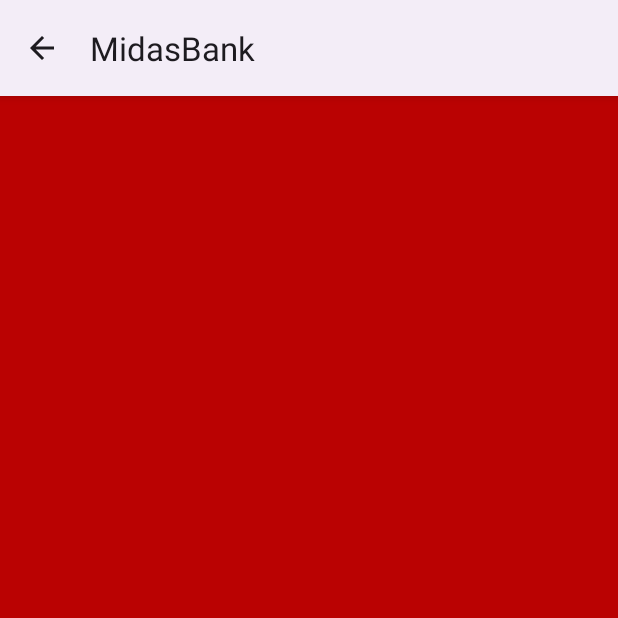
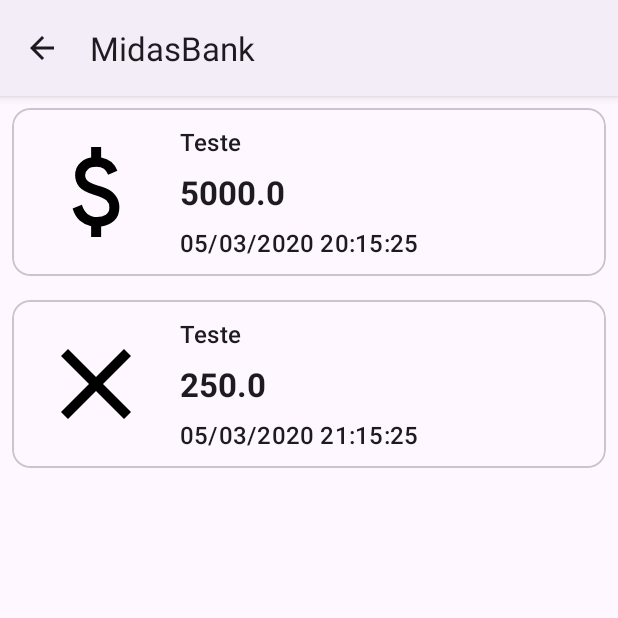
Before and after one commit to MattFerreira213/bankline-android, an Android app: the BankStatementActivity screen opened directly, with no data from a screen before it, on a phone screen of 412 x 824 dp, the top half of it. Run offline under Robolectric (Android 15) with nearby library versions, the phone set to English and light mode, and no system bars.

Commit message:
Finalização de construção de telas e criação de adapter

```diff
--- a/app/build.gradle.kts
+++ b/app/build.gradle.kts
@@ -46,6 +46,7 @@ dependencies {
     implementation(libs.material)
     implementation(libs.androidx.activity)
     implementation(libs.androidx.constraintlayout)
+    implementation(libs.androidx.swiperefreshlayout)
     testImplementation(libs.junit)
     androidTestImplementation(libs.androidx.junit)
     androidTestImplementation(libs.androidx.espresso.core)
--- a/app/src/main/java/com/example/bankline_android/ui/Statement/BankStatementActivity.kt
+++ b/app/src/main/java/com/example/bankline_android/ui/Statement/BankStatementActivity.kt
@@ -3,13 +3,17 @@ package com.example.bankline_android.ui.Statement
 import android.os.Bundle
 import android.util.Log
 import androidx.appcompat.app.AppCompatActivity
+import androidx.recyclerview.widget.LinearLayoutManager
 import com.example.bankline_android.databinding.ActivityBankStatementBinding
 import com.example.bankline_android.domain.Correntista
+import com.example.bankline_android.domain.Movimentacao
+import com.example.bankline_android.domain.TipoMovimentacao
 
 class BankStatementActivity : AppCompatActivity() {
 
     companion object {
-        const val EXTRA_ACCOUNT_HOLDER = "com.example.bankline_android.ui.welcome.EXTRA_ACCOUNT_HOLDER"
+        const val EXTRA_ACCOUNT_HOLDER =
+            "com.example.bankline_android.ui.welcome.EXTRA_ACCOUNT_HOLDER"
     }
 
     private val binding by lazy {
@@ -17,13 +21,24 @@ class BankStatementActivity : AppCompatActivity() {
     }
 
     private val accountHolder by lazy {
-        intent.getParcelableExtra<Correntista>(EXTRA_ACCOUNT_HOLDER) ?: throw IllegalArgumentException()
+        intent.getParcelableExtra<Correntista>(EXTRA_ACCOUNT_HOLDER)
+            ?: throw IllegalArgumentException()
     }
 
     override fun onCreate(savedInstanceState: Bundle?) {
         super.onCreate(savedInstanceState)
         setContentView(binding.root)
 
-        Log.d("TESTE", "onCreate: $accountHolder")
+        binding.rvBankStatement.layoutManager = LinearLayoutManager(this)
+        findBankStatement()
+
+    }
+
+    private fun findBankStatement() {
+        val dataSet = ArrayList<Movimentacao>()
+        dataSet.add(Movimentacao(1, "05/03/2020 20:15:25","Teste", 5000.0, TipoMovimentacao.RECEITA,1))
+        dataSet.add(Movimentacao(1, "05/03/2020 21:15:25","Teste", 250.0, TipoMovimentacao.DESPESA,1))
+        binding.rvBankStatement.adapter = BankStatementAdapter(dataSet)
+
     }
 }
--- /dev/null
+++ b/app/src/main/java/com/example/bankline_android/ui/Statement/BankStatementAdapter.kt
@@ -0,0 +1,43 @@
+package com.example.bankline_android.ui.Statement
+
+import android.view.LayoutInflater
+import android.view.ViewGroup
+import androidx.recyclerview.widget.RecyclerView
+import com.example.bankline_android.R
+import com.example.bankline_android.databinding.BankStatementItemBinding
+import com.example.bankline_android.domain.Movimentacao
+import com.example.bankline_android.domain.TipoMovimentacao
+
+/**
+ * Reference: https://developer.android.com/guide/topics/ui/layout/recyclerview?hl=pt-br#kotlin
+ */
+class BankStatementAdapter(private val dataSet: List<Movimentacao>) :
+    RecyclerView.Adapter<BankStatementAdapter.ViewHolder>() {
+
+    class ViewHolder(private val binding: BankStatementItemBinding) :
+        RecyclerView.ViewHolder(binding.root) {
+        fun bind(item: Movimentacao) = with(binding) {
+            txtDescription.text = item.descricao
+            txtDatetime.text = item.dataHora
+            txtValue.text = item.valor.toString()
+
+            val typeIcon =
+                if (TipoMovimentacao.RECEITA == item.tipo) R.drawable.ic_money_in else R.drawable.ic_money_out
+            imgIcon.setImageResource(typeIcon)
+
+        }
+    }
+
+    override fun onCreateViewHolder(parent: ViewGroup, viewType: Int): ViewHolder {
+        val binding =
+            BankStatementItemBinding.inflate(LayoutInflater.from(parent.context), parent, false)
+        return ViewHolder(binding)
+    }
+
+    override fun onBindViewHolder(viewHolder: ViewHolder, position: Int) {
+        val item = dataSet[position]
+        viewHolder.bind(item)
+    }
+
+    override fun getItemCount() = dataSet.size
+}
--- /dev/null
+++ b/app/src/main/res/drawable/ic_money_in.xml
@@ -0,0 +1,5 @@
+<vector xmlns:android="http://schemas.android.com/apk/res/android" android:height="24dp" android:tint="#000000" android:viewportHeight="960" android:viewportWidth="960" android:width="24dp">
+
+    <path android:fillColor="@android:color/white" android:pathData="M441,840L441,754Q388,742 349.5,708Q311,674 293,612L367,582Q382,630 411.5,655Q441,680 489,680Q530,680 558.5,661.5Q587,643 587,604Q587,569 565,548.5Q543,528 463,502Q377,475 345,437.5Q313,400 313,346Q313,281 355,245Q397,209 441,204L441,120L521,120L521,204Q571,212 603.5,240.5Q636,269 651,310L577,342Q565,310 543,294Q521,278 483,278Q439,278 416,297.5Q393,317 393,346Q393,379 423,398Q453,417 527,438Q596,458 631.5,501.5Q667,545 667,602Q667,673 625,710Q583,747 521,756L521,840L441,840Z"/>
+
+</vector>
--- /dev/null
+++ b/app/src/main/res/drawable/ic_money_out.xml
@@ -0,0 +1,5 @@
+<vector xmlns:android="http://schemas.android.com/apk/res/android" android:height="24dp" android:tint="#000000" android:viewportHeight="960" android:viewportWidth="960" android:width="24dp">
+
+    <path android:fillColor="@android:color/white" android:pathData="M256,760L200,704L424,480L200,256L256,200L480,424L704,200L760,256L536,480L760,704L704,760L480,536L256,760Z"/>
+
+</vector>
--- a/app/src/main/res/layout/activity_bank_statement.xml
+++ b/app/src/main/res/layout/activity_bank_statement.xml
@@ -5,7 +5,25 @@
     android:id="@+id/main"
     android:layout_width="match_parent"
     android:layout_height="match_parent"
-    android:background="#BA0202"
     tools:context=".ui.Statement.BankStatementActivity">
 
+    <!-- Reference: https://developer.android.com/jetpack/androidx/releases/swiperefreshlayout?hl=pt-br -->
+    <androidx.swiperefreshlayout.widget.SwipeRefreshLayout
+        android:id="@+id/srBankStatement"
+        android:layout_width="0dp"
+        android:layout_height="0dp"
+        app:layout_constraintBottom_toBottomOf="parent"
+        app:layout_constraintEnd_toEndOf="parent"
+        app:layout_constraintStart_toStartOf="parent"
+        app:layout_constraintTop_toTopOf="parent">
+
+        <androidx.recyclerview.widget.RecyclerView
+            android:id="@+id/rvBankStatement"
+            android:layout_width="match_parent"
+            android:layout_height="match_parent"
+            tools:listitem="@layout/bank_statement_item" />
+
+    </androidx.swiperefreshlayout.widget.SwipeRefreshLayout>
+
+
 </androidx.constraintlayout.widget.ConstraintLayout>
--- a/app/src/main/res/layout/bank_statement_item.xml
+++ b/app/src/main/res/layout/bank_statement_item.xml
@@ -1,6 +1,65 @@
 <?xml version="1.0" encoding="utf-8"?>
-<androidx.constraintlayout.widget.ConstraintLayout xmlns:android="http://schemas.android.com/apk/res/android"
+<com.google.android.material.card.MaterialCardView xmlns:android="http://schemas.android.com/apk/res/android"
+    xmlns:app="http://schemas.android.com/apk/res-auto"
+    xmlns:tools="http://schemas.android.com/tools"
     android:layout_width="match_parent"
-    android:layout_height="match_parent">
+    android:layout_height="wrap_content"
+    android:layout_margin="@dimen/margin_half_default">
 
-</androidx.constraintlayout.widget.ConstraintLayout>
+    <androidx.constraintlayout.widget.ConstraintLayout
+        android:layout_width="match_parent"
+        android:layout_height="match_parent">
+
+        <ImageView
+            android:id="@+id/imgIcon"
+            android:layout_width="80dp"
+            android:layout_height="80dp"
+            android:layout_margin="@dimen/margin_default"
+            app:layout_constraintBottom_toBottomOf="parent"
+            app:layout_constraintStart_toStartOf="parent"
+            app:layout_constraintTop_toTopOf="parent"
+            tools:src="@drawable/ic_money_in" />
+
+        <TextView
+            android:id="@+id/txtDescription"
+            android:layout_width="0dp"
+            android:layout_height="wrap_content"
+            android:layout_marginStart="@dimen/margin_default"
+            android:layout_marginEnd="@dimen/margin_default"
+            android:layout_marginBottom="@dimen/margin_half_default"
+            android:textAppearance="@style/TextAppearance.Material3.TitleMedium"
+            app:layout_constraintBottom_toTopOf="@+id/txtValue"
+            app:layout_constraintEnd_toEndOf="parent"
+            app:layout_constraintStart_toEndOf="@+id/imgIcon"
+            tools:text="Meu Primeiro Salário" />
+
+        <TextView
+            android:id="@+id/txtValue"
+            android:layout_width="0dp"
+            android:layout_height="wrap_content"
+            android:layout_marginStart="@dimen/margin_default"
+            android:layout_marginEnd="@dimen/margin_default"
+            android:textAppearance="@style/TextAppearance.Material3.TitleLarge"
+            android:textStyle="bold"
+            app:layout_constraintBottom_toBottomOf="@+id/imgIcon"
+            app:layout_constraintEnd_toEndOf="parent"
+            app:layout_constraintStart_toEndOf="@+id/imgIcon"
+            app:layout_constraintTop_toTopOf="@+id/imgIcon"
+            tools:text="1500.00" />
+
+        <TextView
+            android:id="@+id/txtDatetime"
+            android:layout_width="0dp"
+            android:layout_height="wrap_content"
+            android:layout_marginStart="@dimen/margin_default"
+            android:layout_marginTop="@dimen/margin_half_default"
+            android:layout_marginEnd="@dimen/margin_default"
+            android:textAppearance="@style/TextAppearance.Material3.TitleMedium"
+            app:layout_constraintEnd_toEndOf="parent"
+            app:layout_constraintStart_toEndOf="@+id/imgIcon"
+            app:layout_constraintTop_toBottomOf="@+id/txtValue"
+            tools:text="01/05/2022 21:24:55" />
+
+    </androidx.constraintlayout.widget.ConstraintLayout>
+
+</com.google.android.material.card.MaterialCardView>
--- a/app/src/main/res/values/dimens.xml
+++ b/app/src/main/res/values/dimens.xml
@@ -1,4 +1,5 @@
 <?xml version="1.0" encoding="utf-8"?>
 <resources>
     <dimen name="margin_default">16dp</dimen>
+    <dimen name="margin_half_default">8dp</dimen>
 </resources>
--- a/gradle/libs.versions.toml
+++ b/gradle/libs.versions.toml
@@ -9,6 +9,7 @@ appcompat = "1.7.1"
 material = "1.12.0"
 activity = "1.10.1"
 constraintlayout = "2.2.1"
+swiperefreshlayout = "1.1.0"
 
 [libraries]
 androidx-core-ktx = { group = "androidx.core", name = "core-ktx", version.ref = "coreKtx" }
@@ -19,6 +20,7 @@ androidx-appcompat = { group = "androidx.appcompat", name = "appcompat", version
 material = { group = "com.google.android.material", name = "material", version.ref = "material" }
 androidx-activity = { group = "androidx.activity", name = "activity", version.ref = "activity" }
 androidx-constraintlayout = { group = "androidx.constraintlayout", name = "constraintlayout", version.ref = "constraintlayout" }
+androidx-swiperefreshlayout = { group = "androidx.swiperefreshlayout", name = "swiperefreshlayout", version.ref = "swiperefreshlayout" }
 
 [plugins]
 android-application = { id = "com.android.application", version.ref = "agp" }
```
